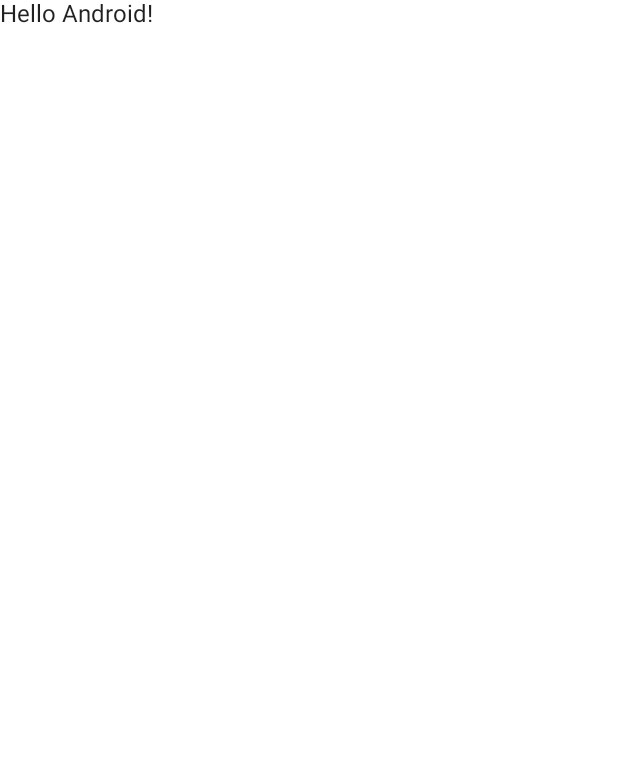
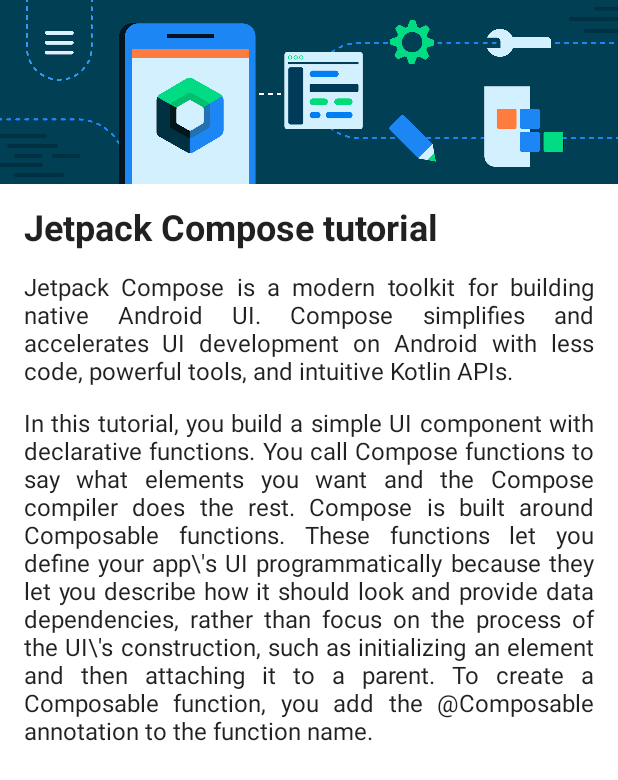
Before and after one commit to basakjeet08/ComposeArticle, an Android app built with Jetpack Compose: the screen it shows after launch (MainActivity), on a phone screen of 412 x 824 dp. Before the commit the part shown is almost empty. Shown: the top 780 px of the screen. Run offline under Robolectric (Android 15) with nearby library versions, the phone set to English and light mode, and no system bars.

Commit message:
completed Demo App

```diff
--- a/app/src/main/java/com/anirban/composearticle/MainActivity.kt
+++ b/app/src/main/java/com/anirban/composearticle/MainActivity.kt
@@ -1,15 +1,25 @@
 package com.anirban.composearticle
 
+import android.content.res.Configuration.UI_MODE_NIGHT_YES
 import android.os.Bundle
 import androidx.activity.ComponentActivity
 import androidx.activity.compose.setContent
+import androidx.compose.foundation.Image
+import androidx.compose.foundation.layout.Column
 import androidx.compose.foundation.layout.fillMaxSize
+import androidx.compose.foundation.layout.fillMaxWidth
+import androidx.compose.foundation.layout.padding
 import androidx.compose.material.MaterialTheme
 import androidx.compose.material.Surface
 import androidx.compose.material.Text
 import androidx.compose.runtime.Composable
 import androidx.compose.ui.Modifier
+import androidx.compose.ui.res.painterResource
+import androidx.compose.ui.text.font.FontWeight
+import androidx.compose.ui.text.style.TextAlign
 import androidx.compose.ui.tooling.preview.Preview
+import androidx.compose.ui.unit.dp
+import androidx.compose.ui.unit.sp
 import com.anirban.composearticle.ui.theme.ComposeArticleTheme
 
 class MainActivity : ComponentActivity() {
@@ -22,7 +32,7 @@ class MainActivity : ComponentActivity() {
                     modifier = Modifier.fillMaxSize(),
                     color = MaterialTheme.colors.background
                 ) {
-                    Greeting("Android")
+                    BuildImage()
                 }
             }
         }
@@ -30,14 +40,54 @@ class MainActivity : ComponentActivity() {
 }
 
 @Composable
-fun Greeting(name: String) {
-    Text(text = "Hello $name!")
+private fun BuildImage() {
+    Column {
+        Image(
+            modifier = Modifier.fillMaxWidth(),
+            painter = painterResource(id = R.drawable.bg_compose_background),
+            contentDescription = null
+        )
+        BuildText()
+    }
 }
 
-@Preview(showBackground = true)
 @Composable
-fun DefaultPreview() {
+private fun BuildText(){
+    Text(
+        text = "Jetpack Compose tutorial" ,
+        fontSize = 24.sp,
+        modifier = Modifier
+            .padding(all = 16.dp)
+            .fillMaxWidth(),
+        textAlign = TextAlign.Left ,
+        fontWeight = FontWeight.Bold
+    )
+    Text(
+        text = "Jetpack Compose is a modern toolkit for building native Android UI. Compose simplifies and accelerates UI development on Android with less code, powerful tools, and intuitive Kotlin APIs." ,
+        modifier = Modifier
+            .padding(start = 16.dp , end = 16.dp),
+        textAlign = TextAlign.Justify
+    )
+    Text(
+        text = "In this tutorial, you build a simple UI component with declarative functions. You call Compose functions to say what elements you want and the Compose compiler does the rest. Compose is built around Composable functions. These functions let you define your app\\'s UI programmatically because they let you describe how it should look and provide data dependencies, rather than focus on the process of the UI\\'s construction, such as initializing an element and then attaching it to a parent. To create a Composable function, you add the @Composable annotation to the function name." ,
+        modifier = Modifier
+            .padding(all = 16.dp) ,
+        textAlign = TextAlign.Justify
+    )
+}
+
+@Preview(
+    showBackground = true,
+    uiMode = UI_MODE_NIGHT_YES
+)
+@Composable
+private fun PreviewBuildImage(){
     ComposeArticleTheme {
-        Greeting("Android")
+        Surface(
+            modifier = Modifier.fillMaxSize(),
+            color = MaterialTheme.colors.background
+        ) {
+            BuildImage()
+        }
     }
 }
```
Also changed, not shown: app/src/main/res/drawable-nodpi/bg_compose_background.png (added).
